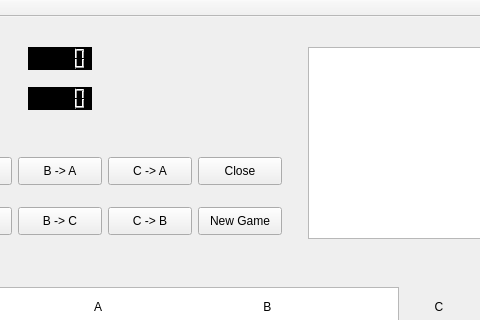
This is student/13/hanoi/mainwindow.ui in ilpoviertola/iviertola as Qt 5 draws it before an edit; both pictures show x 82 to 562 and y 0 to 320 of the 701 by 589 pixel window. The edited form follows.
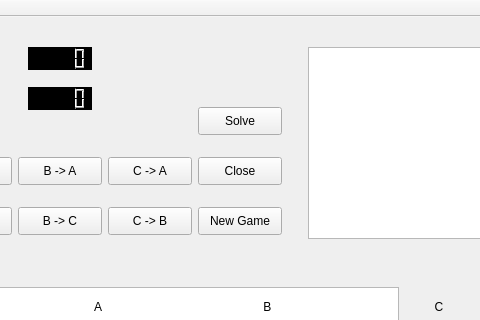
This is the edited form.

```diff
--- a/student/13/hanoi/mainwindow.ui
+++ b/student/13/hanoi/mainwindow.ui
@@ -235,6 +235,19 @@
 }</string>
     </property>
    </widget>
+   <widget class="QPushButton" name="solveButton">
+    <property name="geometry">
+     <rect>
+      <x>280</x>
+      <y>90</y>
+      <width>84</width>
+      <height>28</height>
+     </rect>
+    </property>
+    <property name="text">
+     <string>Solve</string>
+    </property>
+   </widget>
   </widget>
   <widget class="QMenuBar" name="menuBar">
    <property name="geometry">
```
